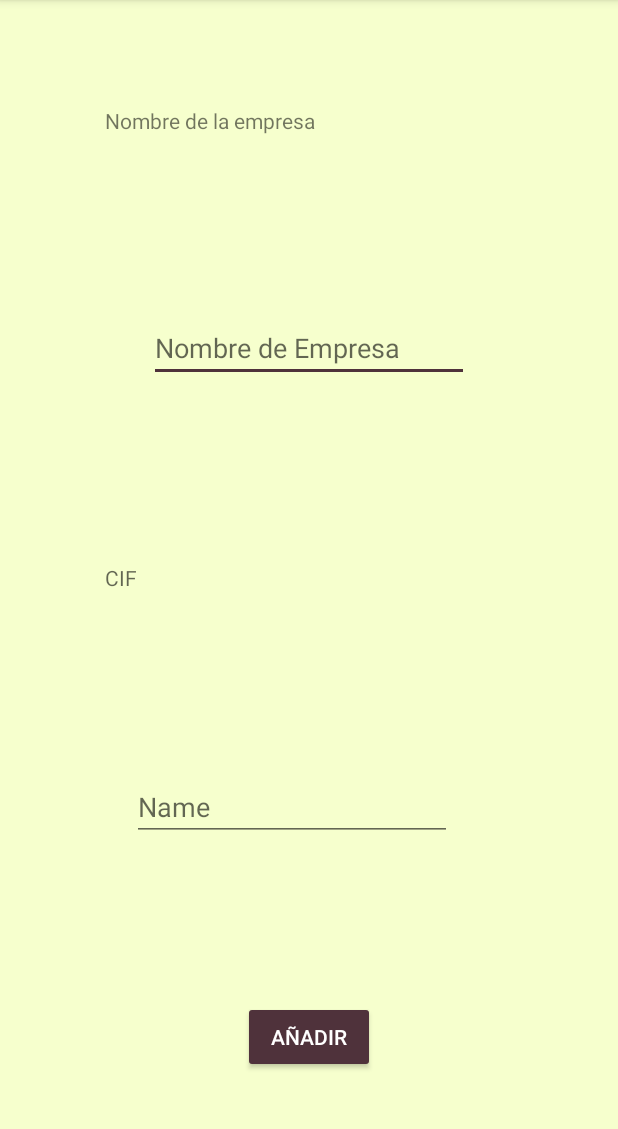
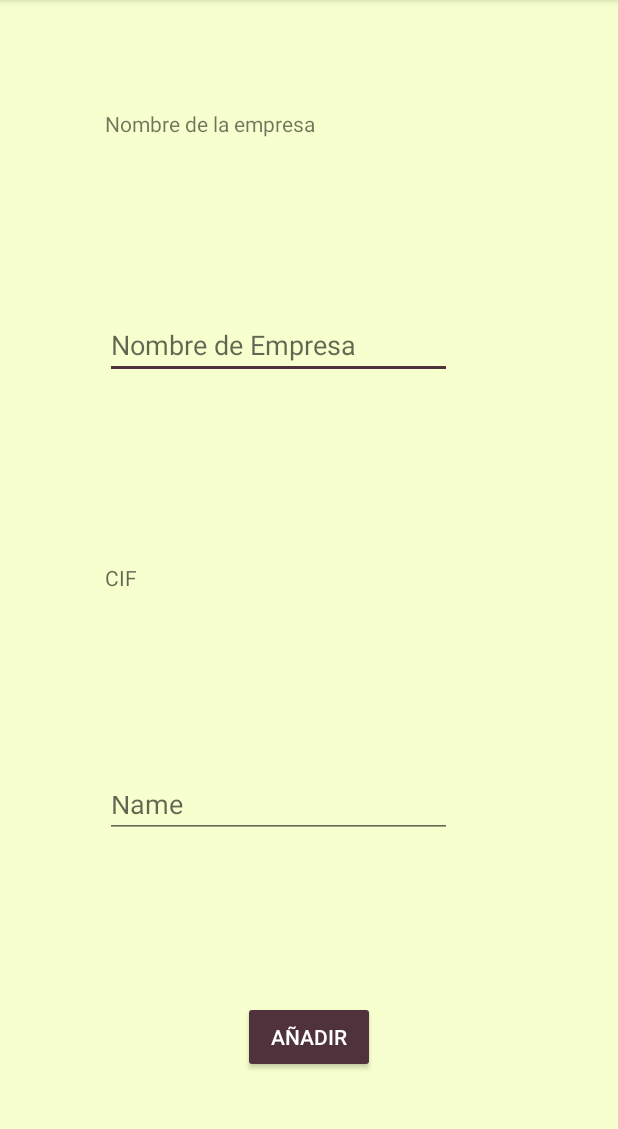
Before and after one commit to davidflores10/AgricoApp, an Android app: the AddNewCompany screen opened directly, with no data from a screen before it, on a phone screen of 412 x 824 dp, the part 84-1213 px from its top. Run offline under Robolectric (Android 15) with nearby library versions, the phone set to English and light mode, and no system bars.

Commit message:
finish day 1

```diff
--- a/app/src/main/AndroidManifest.xml
+++ b/app/src/main/AndroidManifest.xml
@@ -33,7 +33,7 @@
             android:theme="@style/AppTheme.NoActionBar" />
         <activity android:name=".userInformation.RecyclerUserInformationListener" />
         <activity android:name=".userInformation.RecyclerItemClickListener" />
-        <activity android:name=".datosDeAsociados.DatosAsociado"></activity>
+        <activity android:name=".datosDeAsociados.MostrarDatosAsociado"></activity>
     </application>
 
 </manifest>
--- a/app/src/main/java/com/example/bisite/agricoapp/Principal/MainActivity.java
+++ b/app/src/main/java/com/example/bisite/agricoapp/Principal/MainActivity.java
@@ -81,7 +81,7 @@ public class MainActivity extends AppCompatActivity {
                     new AlertDialog.Builder(this, R.style.MyAlertDialogStyle)
                             .setIcon(android.R.drawable.ic_dialog_alert)
                             .setTitle("Salir")
-                            .setMessage("Cerrar")
+                            .setMessage("¿Seguro de que quieres salir?")
                             .setPositiveButton("Aceptar", new DialogInterface.OnClickListener() {
                                 @Override
                                 public void onClick(DialogInterface dialog, int which) {
--- a/app/src/main/res/layout/activity_add_new_company.xml
+++ b/app/src/main/res/layout/activity_add_new_company.xml
@@ -12,63 +12,63 @@
         android:layout_width="0dp"
         android:layout_height="wrap_content"
         android:layout_marginBottom="8dp"
-        android:layout_marginRight="8dp"
         android:layout_marginTop="8dp"
         android:text="Nombre de la empresa"
         app:layout_constraintBottom_toTopOf="@+id/guideline2"
-        app:layout_constraintRight_toRightOf="parent"
         app:layout_constraintTop_toTopOf="parent"
-        app:layout_constraintVertical_bias="0.521"
+        app:layout_constraintVertical_bias="0.535"
         android:layout_marginLeft="8dp"
-        app:layout_constraintLeft_toLeftOf="@+id/guideline5" />
+        app:layout_constraintLeft_toLeftOf="@+id/guideline5"
+        app:layout_constraintRight_toLeftOf="@+id/guideline21"
+        android:layout_marginRight="8dp" />
 
     <EditText
         android:id="@+id/editTextNombre"
-        android:layout_width="wrap_content"
-        android:layout_height="wrap_content"
+        android:layout_width="0dp"
+        android:layout_height="41dp"
         android:layout_marginBottom="8dp"
-        android:layout_marginLeft="8dp"
-        android:layout_marginRight="8dp"
         android:layout_marginTop="8dp"
         android:ems="10"
         android:hint="Nombre de Empresa"
         android:inputType="textPersonName"
         app:layout_constraintBottom_toTopOf="@+id/guideline3"
-        app:layout_constraintLeft_toLeftOf="parent"
-        app:layout_constraintRight_toRightOf="parent"
-        app:layout_constraintTop_toTopOf="@+id/guideline2" />
+        app:layout_constraintTop_toTopOf="@+id/guideline2"
+        app:layout_constraintRight_toLeftOf="@+id/guideline21"
+        android:layout_marginRight="8dp"
+        android:layout_marginLeft="8dp"
+        app:layout_constraintLeft_toLeftOf="@+id/guideline5" />
 
     <TextView
         android:id="@+id/textView2"
         android:layout_width="0dp"
         android:layout_height="wrap_content"
         android:layout_marginBottom="8dp"
-        android:layout_marginRight="8dp"
         android:layout_marginTop="8dp"
         android:hint="CIF"
         app:layout_constraintBottom_toTopOf="@+id/guideline4"
-        app:layout_constraintRight_toRightOf="parent"
         app:layout_constraintTop_toTopOf="@+id/guideline3"
         app:layout_constraintVertical_bias="0.507"
         android:layout_marginLeft="8dp"
-        app:layout_constraintLeft_toLeftOf="@+id/guideline5" />
+        app:layout_constraintLeft_toLeftOf="@+id/guideline5"
+        app:layout_constraintRight_toLeftOf="@+id/guideline21"
+        android:layout_marginRight="8dp" />
 
     <EditText
         android:id="@+id/editTextCIF"
-        android:layout_width="wrap_content"
-        android:layout_height="wrap_content"
+        android:layout_width="0dp"
+        android:layout_height="38dp"
         android:layout_marginBottom="8dp"
-        android:layout_marginLeft="8dp"
-        android:layout_marginRight="8dp"
         android:layout_marginTop="8dp"
         android:ems="10"
         android:inputType="textPersonName"
         android:hint="Name"
         app:layout_constraintBottom_toTopOf="@+id/guideline6"
-        app:layout_constraintHorizontal_bias="0.437"
-        app:layout_constraintLeft_toLeftOf="parent"
-        app:layout_constraintRight_toRightOf="parent"
-        app:layout_constraintTop_toTopOf="@+id/guideline4" />
+        app:layout_constraintTop_toTopOf="@+id/guideline4"
+        app:layout_constraintVertical_bias="0.52"
+        app:layout_constraintRight_toLeftOf="@+id/guideline21"
+        android:layout_marginRight="8dp"
+        android:layout_marginLeft="8dp"
+        app:layout_constraintLeft_toLeftOf="@+id/guideline5" />
 
     <android.support.constraint.Guideline
         android:layout_width="wrap_content"
@@ -96,7 +96,7 @@
         android:layout_height="wrap_content"
         android:id="@+id/guideline5"
         android:orientation="vertical"
-        app:layout_constraintGuide_percent="0.15" />
+        app:layout_constraintGuide_percent="0.15104167" />
 
     <android.support.constraint.Guideline
         android:layout_width="wrap_content"
@@ -119,4 +119,18 @@
         app:layout_constraintLeft_toLeftOf="parent"
         app:layout_constraintRight_toRightOf="parent"
         app:layout_constraintTop_toTopOf="@+id/guideline6" />
+
+    <android.support.constraint.Guideline
+        android:layout_width="wrap_content"
+        android:layout_height="wrap_content"
+        android:id="@+id/guideline20"
+        android:orientation="vertical"
+        app:layout_constraintGuide_percent="0.25" />
+
+    <android.support.constraint.Guideline
+        android:layout_width="wrap_content"
+        android:layout_height="wrap_content"
+        android:id="@+id/guideline21"
+        android:orientation="vertical"
+        app:layout_constraintGuide_percent="0.75" />
 </android.support.constraint.ConstraintLayout>
--- /dev/null
+++ b/app/src/main/res/layout/item_with_icons.xml
@@ -0,0 +1,6 @@
+<?xml version="1.0" encoding="utf-8"?>
+<LinearLayout xmlns:android="http://schemas.android.com/apk/res/android"
+    android:orientation="vertical" android:layout_width="match_parent"
+    android:layout_height="match_parent">
+
+</LinearLayout>
```
Also changed, not shown: app/src/main/java/com/example/bisite/agricoapp/datosDeAsociados/Dato.java (added, +55 -0 lines), app/src/main/java/com/example/bisite/agricoapp/datosDeAsociados/DatosAsociado.java (+196 -11 lines), app/src/main/java/com/example/bisite/agricoapp/datosDeAsociados/MostrarDatosAsociado.java (added, +73 -0 lines), app/src/main/java/com/example/bisite/agricoapp/datosDeAsociados/RecyclerDatosAsociadoAdapter.java (added, +83 -0 lines), app/src/main/java/com/example/bisite/agricoapp/datosDeAsociados/RecyclerDatosAsociadoListener.java (added, +62 -0 lines), app/src/main/java/com/example/bisite/agricoapp/userInformation/UserInformation.java (+19 -0 lines), app/src/main/res/layout/activity_mostrar_datos_asociado.xml (added, +30 -0 lines), app/src/main/res/layout/item.xml (+4 -4 lines), app/src/main/res/drawable/email.png (added), app/src/main/res/drawable/sprout.png (added), app/src/main/res/drawable/tractor.png (added), app/src/main/res/drawable/ultimasiembra.png (added), app/src/main/res/drawable/water.png (added).
